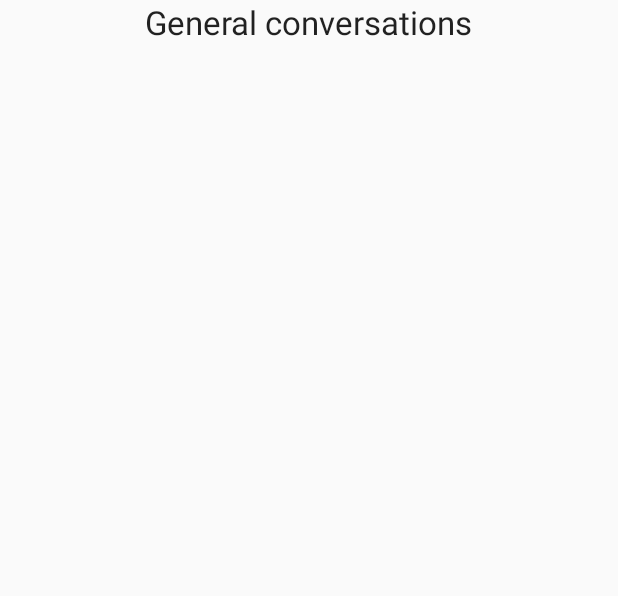
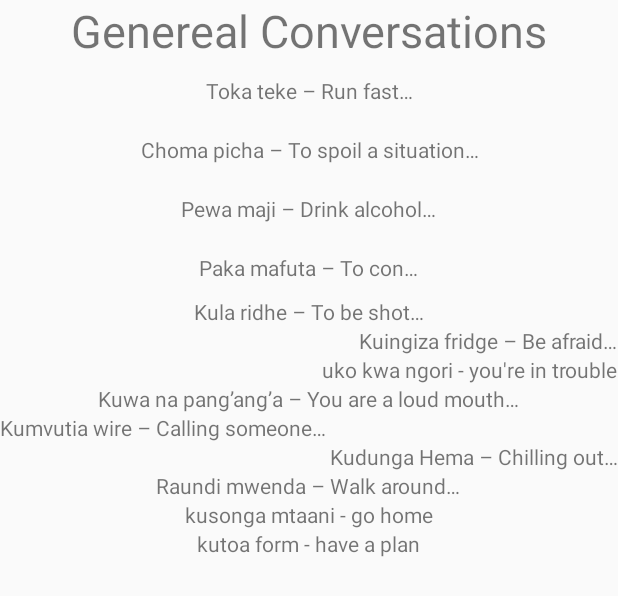
Before and after one commit to meshnesh/Navigation, an Android app: the layout conversation_frag.xml on its own in the app's theme, with its tools: preview values and no code run, on a phone screen of 412 x 824 dp. Shown: the top 596 px of the screen. Run offline under Robolectric (Android 15) with nearby library versions, the phone set to English and light mode, and no system bars.

Commit message:
edit text view

```diff
--- a/app/src/main/res/layout/conversation_frag.xml
+++ b/app/src/main/res/layout/conversation_frag.xml
@@ -20,19 +20,137 @@
         android:orientation="vertical"
         android:weightSum="1">
 
+        <TextView
+            android:layout_width="match_parent"
+            android:layout_height="0dp"
+            android:textSize="30dp"
+            android:text="@string/grammar"
+            android:id="@+id/textView3"
+            android:layout_weight="5"
+            android:gravity="center_horizontal|center_vertical"/>
 
-        </LinearLayout>
+        <TextView
+            android:layout_width="match_parent"
+            android:layout_height="wrap_content"
+            android:text="@string/a1"
+            android:textAlignment="center"
+            android:padding="10dp"
+            android:id="@+id/textView20"
+            android:layout_gravity="center" />
+
+        <TextView
+            android:layout_width="match_parent"
+            android:layout_height="wrap_content"
+            android:text="@string/a2"
+            android:textAlignment="center"
+            android:padding="10dp"
+            android:id="@+id/textView8"
+            android:layout_gravity="center" />
+
+        <TextView
+            android:layout_width="wrap_content"
+            android:layout_height="wrap_content"
+            android:padding="10dp"
+            android:textAlignment="center"
+            android:text="@string/a3"
+            android:id="@+id/textView9"
+            android:layout_gravity="center" />
+
+        <TextView
+            android:layout_width="wrap_content"
+            android:layout_height="wrap_content"
+            android:padding="10dp"
+            android:textAlignment="center"
+            android:text="@string/a4"
+            android:id="@+id/textView10"
+            android:layout_gravity="center" />
+
+        <TextView
+            android:layout_width="wrap_content"
+            android:layout_height="wrap_content"
+            android:text="@string/a5"
+            android:id="@+id/textView11"
+            android:layout_gravity="center_horizontal|top" />
+
+        <TextView
+            android:layout_width="wrap_content"
+            android:layout_height="wrap_content"
+            android:text="@string/a6"
+            android:id="@+id/textView12"
+            android:layout_gravity="right|top" />
+
+        <TextView
+            android:layout_width="wrap_content"
+            android:layout_height="wrap_content"
+            android:text="@string/a7"
+            android:id="@+id/textView13"
+            android:layout_gravity="right|center_vertical" />
+
+        <TextView
+            android:layout_width="wrap_content"
+            android:layout_height="wrap_content"
+            android:text="@string/a8"
+            android:id="@+id/textView14"
+            android:layout_gravity="center" />
+
+        <TextView
+            android:layout_width="wrap_content"
+            android:layout_height="wrap_content"
+            android:text="@string/a9"
+            android:id="@+id/textView15"
+            android:layout_gravity="left|center_vertical" />
+
+        <TextView
+            android:layout_width="wrap_content"
+            android:layout_height="wrap_content"
+            android:text="@string/a10"
+            android:id="@+id/textView16"
+            android:layout_gravity="right|center_vertical" />
+
+        <TextView
+            android:layout_width="wrap_content"
+            android:layout_height="wrap_content"
+            android:text="@string/a11"
+            android:id="@+id/textView17"
+            android:layout_gravity="center" />
+
+        <TextView
+            android:layout_width="wrap_content"
+            android:layout_height="wrap_content"
+            android:text="@string/a13"
+            android:id="@+id/textView19"
+            android:layout_gravity="center" />
+
+        <!--<ProgressBar-->
+            <!--android:layout_width="wrap_content"-->
+            <!--android:layout_height="wrap_content"-->
+            <!--android:id="@+id/progressBar"-->
+            <!--android:layout_gravity="center" />-->
+
+        <TextView
+            android:layout_width="wrap_content"
+            android:layout_height="wrap_content"
+            android:text="@string/a12"
+            android:id="@+id/textView18"
+            android:layout_gravity="center" />
+
+
+
+
+
+    </LinearLayout>
 
     </RelativeLayout>
 
     </ScrollView>
 
-    <TextView
-        android:layout_width="wrap_content"
-        android:layout_height="wrap_content"
-        android:textAppearance="?android:attr/textAppearanceLarge"
-        android:text="General conversations"
-        android:id="@+id/textView3"
-        android:layout_gravity="center_horizontal|top" />
+
+
+    <!--<ListView-->
+        <!--android:layout_width="wrap_content"-->
+        <!--android:layout_height="wrap_content"-->
+        <!--android:id="@+id/listView"-->
+        <!--android:layout_gravity="center_horizontal|top" />-->
+
 
 </FrameLayout>
--- a/app/src/main/res/values/strings.xml
+++ b/app/src/main/res/values/strings.xml
@@ -35,4 +35,63 @@
     <string name="grammer2">
         Sheng vocabulary can vary significantly within Kenya\'s various subdivisions and the larger African Great Lakes region, and even between neighbourhoods in Nairobi. Many youth living in the capital often use the argot as their everyday mode of communication rather than Swahili or English.
     </string>
+
+    <string name="grammar">
+        Genereal Conversations
+    </string>
+
+    <string name="a1">
+        Toka teke – Run fast…
+    </string>
+
+    <string name="a2">
+        Choma picha – To spoil a situation…
+
+    </string>
+
+    <string name="a3">
+        Pewa maji – Drink alcohol…
+
+    </string>
+    <string name="a4">
+        Paka mafuta – To con…
+
+    </string>
+    <string name="a5">
+        Kula ridhe – To be shot…
+
+    </string>
+    <string name="a6">
+        Kuingiza fridge –  Be afraid…
+
+    </string>
+    <string name="a7">
+        uko kwa ngori - you're in trouble
+
+    </string>
+    <string name="a8">
+        Kuwa na pang’ang’a – You are a loud mouth…
+
+    </string>
+    <string name="a9">
+        Kumvutia wire – Calling someone…
+
+    </string>
+    <string name="a10">
+        Kudunga Hema – Chilling out…
+
+    </string>
+    <string name="a11">
+        Raundi mwenda – Walk around…
+
+    </string>
+    <string name="a12">
+        kutoa form - have a plan
+
+    </string>
+    <string name="a13">
+        kusonga mtaani - go home
+
+    </string>
+
 </resources>
```
Also changed, not shown: app/src/main/java/com/example/tune/navigation/MainActivity.java (+5 -4 lines).
